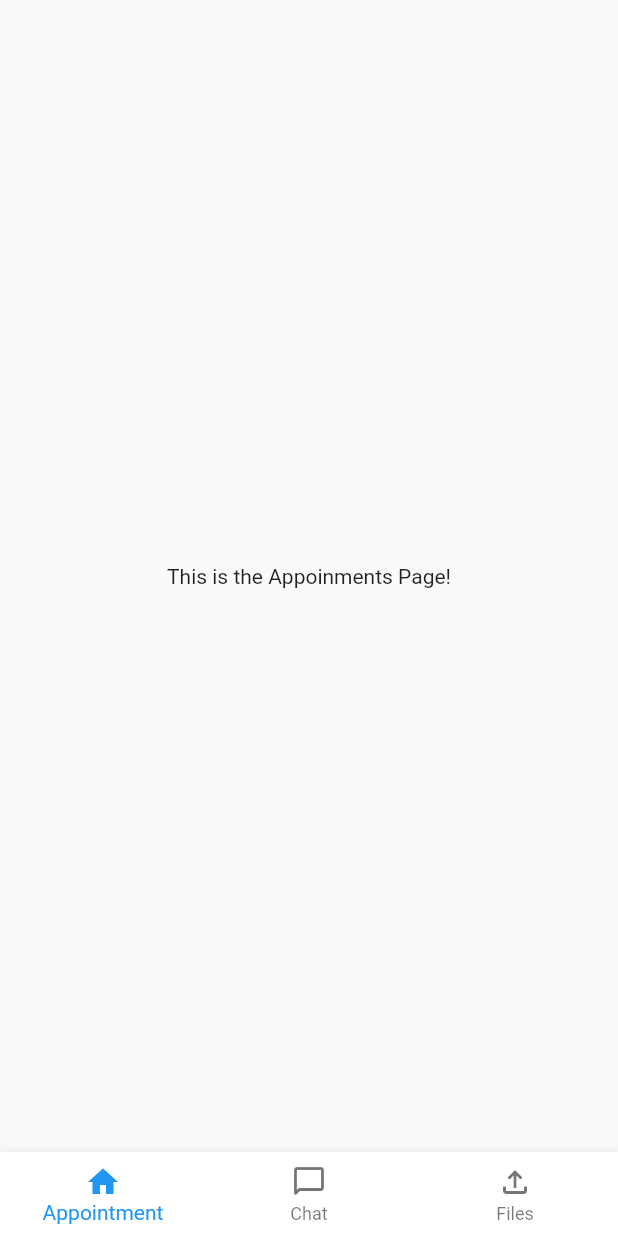
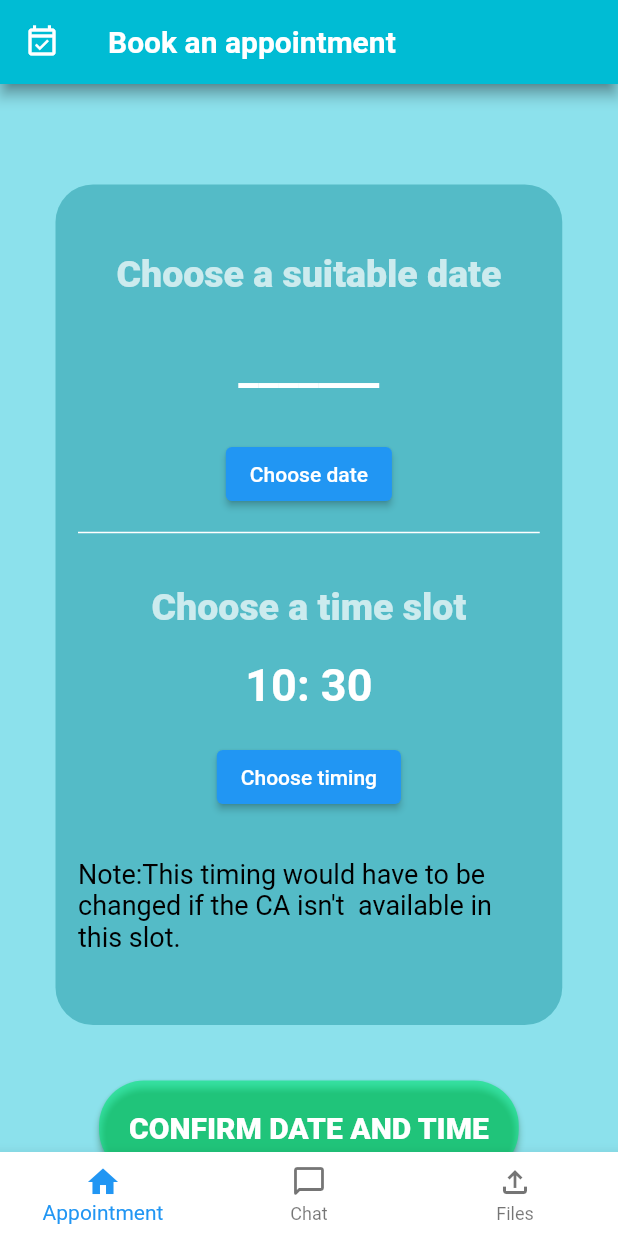
Before and after one commit to RohanDoshi21/Dark-Knights-App, a Flutter app: the BottomBar screen opened directly, on a phone screen of 412 x 824 dp. Run offline on Flutter 3.47's test engine with Material 2 defaults, Android fonts, the phone set to English and light mode, and no system bars; our stand-ins replace cloud_firestore, firebase_auth, firebase_core, fluttertoast, google_sign_in; missing offline and left inert: elastic_drawer; accounts and stored records are empty.

Commit message:
Added files

```diff
--- a/lib/bottombar.dart
+++ b/lib/bottombar.dart
@@ -1,4 +1,5 @@
-import 'package:darkknightspict/screens/Appoinments/appointments.dart';
+// import 'package:darkknightspict/screens/Appoinments/appointments.dart';
+import 'package:darkknightspict/screens/Appoinments/slot_booking_screen.dart';
 import 'package:darkknightspict/screens/Chat/chat_screen.dart';
 import 'package:darkknightspict/screens/Files/file_home.dart';
 import 'package:flutter/material.dart';
@@ -16,7 +17,7 @@ class _BottomBarState extends State<BottomBar> {
 
   PageController _pageController = PageController();
   List<Widget> pages = [
-    const AppointmentsHome(),
+    AppointmentsHome(),
     const ChatScreen(),
     const FileHome()
   ];
--- a/lib/screens/Appoinments/appointments.dart
+++ /dev/null
@@ -1,12 +0,0 @@
-import 'package:flutter/material.dart';
-
-class AppointmentsHome extends StatelessWidget {
-  const AppointmentsHome({Key? key}) : super(key: key);
-
-  @override
-  Widget build(BuildContext context) {
-    return const Center(
-      child: Text("This is the Appoinments Page!"),
-    );
-  }
-}
--- /dev/null
+++ b/lib/screens/Appoinments/slot_booking_screen.dart
@@ -0,0 +1,204 @@
+//import 'package:appointment_status/screens/appointment_status_screen.dart';
+import 'package:flutter/cupertino.dart';
+import 'package:flutter/material.dart';
+import 'package:fluttertoast/fluttertoast.dart';
+import 'package:intl/intl.dart';
+
+import 'appointment_status_screen.dart';
+
+class AppointmentsHome extends StatefulWidget {
+
+  @override
+  _AppointmentsHomeState createState() => _AppointmentsHomeState();
+}
+
+class _AppointmentsHomeState extends State<AppointmentsHome> {
+    late DateTime _myDateTime;
+    String date='_______';
+     TimeOfDay time=TimeOfDay.now();
+
+    String getTiming(){//will return the timing in a string format
+     if(time==null){
+       return '___';
+     }
+     else{
+       final hours=time.hour.toString().padLeft(2,'0');
+       final minutes=time.minute.toString().padLeft(2,'0');
+      return '$hours: $minutes';
+     }
+    }
+
+  @override
+  Widget build(BuildContext context) {
+    return Scaffold(
+      resizeToAvoidBottomInset: false,
+      backgroundColor: Colors.cyan.shade200.withOpacity(0.9),//temporary color
+      appBar: AppBar(
+        title: const Text(
+          'Book an appointment',
+          style: TextStyle(
+            color: Colors.white,
+            fontWeight: FontWeight.bold,
+          ),
+        ),
+        leading: const Icon(
+          Icons.event_available_outlined,
+          color: Colors.white,
+        ),
+        shadowColor: Colors.blueGrey.shade900,
+        backgroundColor: Colors.cyan,//temporary color added //to be changed later
+      ),
+      body: SafeArea(
+        child: Column(
+          crossAxisAlignment: CrossAxisAlignment.center,
+          mainAxisSize: MainAxisSize.max,
+          children: [
+            const SizedBox(
+              height: 30.0,
+            ),
+            Container(
+              padding:EdgeInsets.all(15.0),
+              margin: EdgeInsets.all(37.0),
+              decoration: BoxDecoration(
+                color: Colors.cyan.shade800.withOpacity(0.4),
+                shape: BoxShape.rectangle,
+                borderRadius: BorderRadius.all(Radius.circular(25)),
+              ),
+              width: MediaQuery.of(context).size.width * 0.82,
+              height: MediaQuery.of(context).size.height * 0.68,
+              child: Column(
+                children: [
+                  const SizedBox(
+                    height: 30.0,
+                  ),
+                 Text(
+                   'Choose a suitable date',
+                   style: TextStyle(
+                     color:Colors.white.withOpacity(0.7),
+                     fontSize: 25.0,
+                     fontWeight:FontWeight.w800,
+                   ),
+                 ),
+                  const SizedBox(
+                    height: 30.0,
+                  ),
+                  Text(
+                    date,
+                    style: const TextStyle(
+                      fontSize: 30.0,
+                      fontWeight: FontWeight.bold,
+                      color: Colors.white,
+                    ),
+                  ),
+                  const SizedBox(
+                    height: 30.0,
+                  ),
+                  ElevatedButton(
+                      onPressed: () async{
+                        _myDateTime= (
+                            await showDatePicker(
+                            context: context,
+                            initialDate: DateTime.now(),
+                            firstDate: DateTime(2021),
+                            lastDate: DateTime(2050),
+                        ))!;
+                        setState(() {
+                             date=DateFormat('dd/MM/yy').format(_myDateTime);
+                        });
+                      },
+                    child: const Text('Choose date'),
+                  ),
+                  const Divider(
+                    height: 30.0,
+                    thickness: 1.0,
+                    color: Colors.white,
+                  ),
+                  const SizedBox(
+                    height: 20.0,
+                  ),
+                  Text(
+                    'Choose a time slot',
+                    style: TextStyle(
+                      color:Colors.white.withOpacity(0.7),
+                      fontSize: 25.0,
+                      fontWeight:FontWeight.w800,
+                    ),
+                  ),
+                  const SizedBox(
+                    height: 20.0,
+                  ),
+                  Text(
+                  getTiming(),
+                    style:  const TextStyle(
+                      fontSize: 30.0,
+                      fontWeight: FontWeight.bold,
+                      color: Colors.white,
+                    ),
+                  ),
+                  const SizedBox(
+                    height: 20.0,
+                  ),
+                  ElevatedButton(
+                      onPressed: () async{
+                        final newTime= await showTimePicker(
+                            context: context,
+                            initialTime:TimeOfDay.now(),
+                        );
+                        setState(() {
+                            time=newTime!;
+                        });
+                      },
+                      child: const Text(
+                        'Choose timing',
+                      ),
+                  ),
+                  const SizedBox(
+                    height: 30.0,
+                  ),
+                  const Text(
+                    'Note:This timing would have to be changed if the CA isn\'t  available in this slot.',
+                    style: TextStyle(
+                      fontSize: 18.0,
+                      color: Colors.black,
+                    ),
+                  ),
+                ],
+              ),
+            ),
+            ElevatedButton(
+              onPressed:(){
+                Navigator.push(context, MaterialPageRoute(builder: (context){
+                  return AppointmentStatus(date: date, time: getTiming());
+                }));
+                Fluttertoast.showToast(
+                    msg: 'Date and time have been saved',
+                  toastLength: Toast.LENGTH_SHORT,
+                  gravity: ToastGravity.BOTTOM,
+                  backgroundColor: Colors.green.withOpacity(0.7),
+                  textColor: Colors.white,
+                  fontSize: 20.0,
+                );
+              },
+              child: const Text(
+                'CONFIRM DATE AND TIME',
+                style: TextStyle(
+                  fontSize: 20.0,
+                  fontWeight: FontWeight.w800,
+                  color: Colors.white,
+                ),
+              ),
+              style: ElevatedButton.styleFrom(
+                primary: Colors.greenAccent.shade400.withOpacity(0.6),
+                shadowColor: Colors.green.shade800,
+                  shape: RoundedRectangleBorder(
+                      borderRadius: BorderRadius.circular(30)
+                  ),
+                  padding: EdgeInsets.all(20),
+              ),
+            ),
+          ],
+        ),
+      ),
+    );
+  }
+}
--- a/pubspec.yaml
+++ b/pubspec.yaml
@@ -40,6 +40,7 @@ dependencies:
   firebase_auth: ^3.2.0
   google_sign_in: ^5.2.1
   elastic_drawer: ^2.0.1
+  fluttertoast: ^8.0.8
 
 dev_dependencies:
   flutter_test:
```
Also changed, not shown: lib/screens/Appoinments/appointment_status_screen.dart (added, +142 -0 lines), pubspec.lock.
